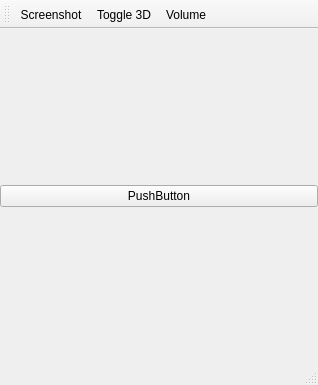
This is res/emu/emulator.ui in cpp3ds/cpp3ds as Qt 5 draws it before an edit. The edited form follows.
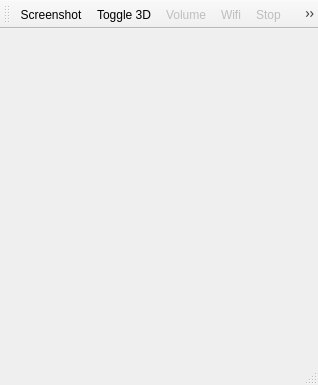
This is the edited form. Icons and pictures are not drawn.

Commit message: Improved SFML widget slightly

Diff of the .ui file:
```diff
--- a/res/emu/emulator.ui
+++ b/res/emu/emulator.ui
@@ -11,7 +11,7 @@
    </rect>
   </property>
   <property name="sizePolicy">
-   <sizepolicy hsizetype="Minimum" vsizetype="Minimum">
+   <sizepolicy hsizetype="Preferred" vsizetype="Preferred">
     <horstretch>0</horstretch>
     <verstretch>0</verstretch>
    </sizepolicy>
@@ -28,7 +28,7 @@
   </property>
   <widget class="QWidget" name="centralwidget">
    <property name="sizePolicy">
-    <sizepolicy hsizetype="Minimum" vsizetype="Minimum">
+    <sizepolicy hsizetype="Preferred" vsizetype="Preferred">
      <horstretch>0</horstretch>
      <verstretch>0</verstretch>
     </sizepolicy>
@@ -47,20 +47,13 @@
      <number>0</number>
     </property>
     <item>
-     <layout class="QVBoxLayout" name="verticalLayout" stretch="0">
+     <layout class="QVBoxLayout" name="verticalLayout">
       <property name="spacing">
        <number>6</number>
       </property>
       <property name="sizeConstraint">
-       <enum>QLayout::SetMinimumSize</enum>
+       <enum>QLayout::SetDefaultConstraint</enum>
       </property>
-      <item>
-       <widget class="QPushButton" name="pushButton">
-        <property name="text">
-         <string>PushButton</string>
-        </property>
-       </widget>
-      </item>
      </layout>
     </item>
    </layout>
@@ -82,8 +75,8 @@
    </property>
    <property name="iconSize">
     <size>
-     <width>32</width>
-     <height>32</height>
+     <width>28</width>
+     <height>28</height>
     </size>
    </property>
    <attribute name="toolBarArea">
@@ -95,6 +88,9 @@
    <addaction name="actionScreenshot"/>
    <addaction name="actionToggle_3D"/>
    <addaction name="actionVolume"/>
+   <addaction name="actionWifi"/>
+   <addaction name="actionStop"/>
+   <addaction name="actionPlay_Pause"/>
   </widget>
   <action name="actionScreenshot">
    <property name="icon">
@@ -125,7 +121,7 @@
   </action>
   <action name="actionVolume">
    <property name="enabled">
-    <bool>true</bool>
+    <bool>false</bool>
    </property>
    <property name="icon">
     <iconset resource="emulator.qrc">
@@ -138,6 +134,54 @@
     <string>Adjust audio volume</string>
    </property>
   </action>
+  <action name="actionStop">
+   <property name="enabled">
+    <bool>false</bool>
+   </property>
+   <property name="icon">
+    <iconset resource="emulator.qrc">
+     <normaloff>:/emu/icons/stop.svg</normaloff>:/emu/icons/stop.svg</iconset>
+   </property>
+   <property name="text">
+    <string>Stop</string>
+   </property>
+   <property name="toolTip">
+    <string>Stop emulation</string>
+   </property>
+  </action>
+  <action name="actionWifi">
+   <property name="checkable">
+    <bool>true</bool>
+   </property>
+   <property name="enabled">
+    <bool>false</bool>
+   </property>
+   <property name="icon">
+    <iconset resource="emulator.qrc">
+     <normaloff>:/emu/icons/wifi.svg</normaloff>:/emu/icons/wifi.svg</iconset>
+   </property>
+   <property name="text">
+    <string>Wifi</string>
+   </property>
+   <property name="toolTip">
+    <string>Toggle wifi</string>
+   </property>
+  </action>
+  <action name="actionPlay_Pause">
+   <property name="checkable">
+    <bool>true</bool>
+   </property>
+   <property name="icon">
+    <iconset resource="emulator.qrc">
+     <normaloff>:/emu/icons/play.svg</normaloff>:/emu/icons/play.svg</iconset>
+   </property>
+   <property name="text">
+    <string>Play/Pause</string>
+   </property>
+   <property name="toolTip">
+    <string>Play/Pause emulation</string>
+   </property>
+  </action>
  </widget>
  <resources>
   <include location="emulator.qrc"/>
```
Left out of the diff: 4 changed lines with no effect on the pictures. The commit also changes 4 other files.
